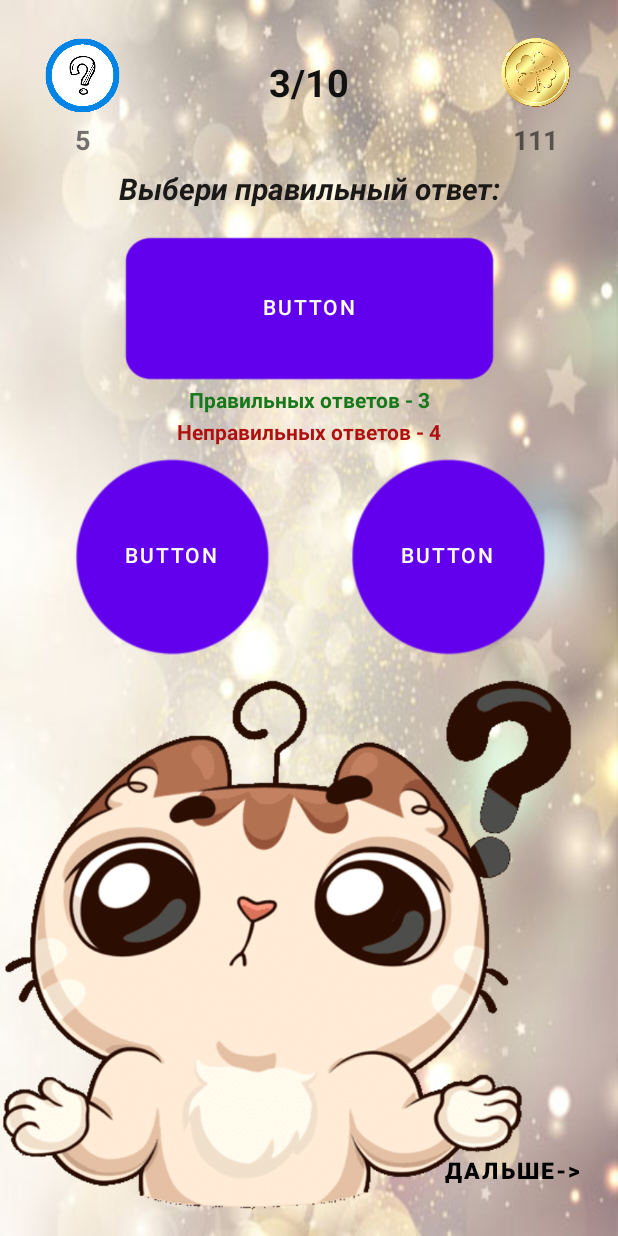
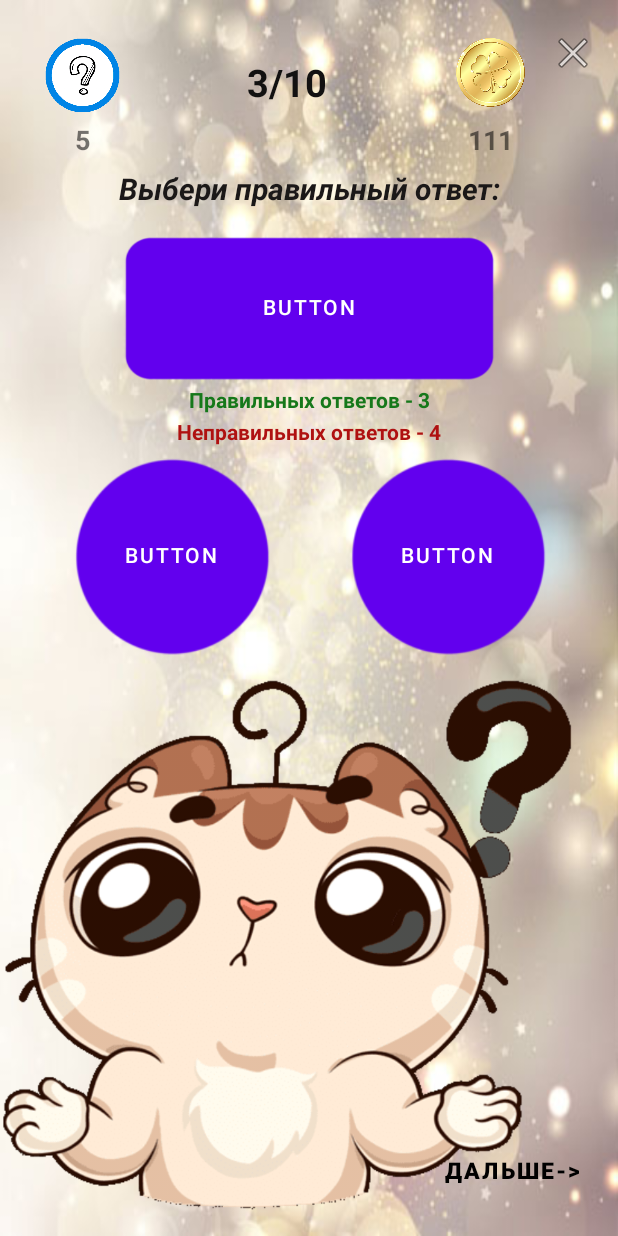
Before and after one commit to CrazyKISSs/KotLast, an Android app: the MainActivity3_test screen opened directly, with no data from a screen before it, on a phone screen of 412 x 824 dp. Run offline under Robolectric (Android 15) with nearby library versions, the phone set to English and light mode, and no system bars; Roboto replaces fonts that are not available here; 1 statement that could not run was skipped.

```diff
--- a/app/src/main/java/ru/krisproject/kotucheniy2/MainActivity3_test.java
+++ b/app/src/main/java/ru/krisproject/kotucheniy2/MainActivity3_test.java
@@ -1,14 +1,29 @@
 package ru.krisproject.kotucheniy2;
 
+import android.content.Intent;
 import android.os.Bundle;
+import android.view.View;
+import android.widget.Button;
 
 import androidx.appcompat.app.AppCompatActivity;
 
 public class MainActivity3_test extends AppCompatActivity {
 
+    Button back_from_test;
+
     @Override
     protected void onCreate(Bundle savedInstanceState) {
         super.onCreate(savedInstanceState);
         setContentView(R.layout.activity_main_activity3_test);
+        back_from_test = findViewById(R.id.button_main_start);
+        back_from_test.setOnClickListener(new View.OnClickListener() {
+            @Override
+            public void onClick(View v) {
+                Intent intent = new Intent(MainActivity3_test.this, MainActivity2.class);
+                startActivity(intent);
+            }
+        });
     }
+
+
 }
--- a/app/src/main/res/layout/activity_main2.xml
+++ b/app/src/main/res/layout/activity_main2.xml
@@ -67,7 +67,7 @@
             android:layout_height="127dp">
 
             <ImageButton
-                android:id="@+id/imageButton4"
+                android:id="@+id/level_1"
                 android:layout_width="85sp"
                 android:layout_height="85sp"
                 android:backgroundTint="@android:color/transparent"
--- a/app/src/main/res/layout/activity_main_activity3_test.xml
+++ b/app/src/main/res/layout/activity_main_activity3_test.xml
@@ -12,7 +12,7 @@
         android:layout_width="wrap_content"
         android:layout_height="wrap_content"
         android:layout_marginTop="5dp"
-        android:layout_marginEnd="40dp"
+        android:layout_marginEnd="70dp"
         android:text="111"
         android:textSize="18sp"
         android:textStyle="bold"
@@ -26,7 +26,7 @@
         android:layout_width="50sp"
         android:layout_height="50sp"
         android:layout_marginTop="25dp"
-        android:layout_marginEnd="30dp"
+        android:layout_marginEnd="60dp"
         app:layout_constraintEnd_toEndOf="parent"
         app:layout_constraintHorizontal_bias="1.0"
         app:layout_constraintStart_toStartOf="parent"
@@ -182,4 +182,18 @@
         app:layout_constraintStart_toStartOf="parent"
         app:layout_constraintTop_toBottomOf="@+id/textView7" />
 
+    <ImageButton
+        android:id="@+id/back_from_test"
+        android:layout_width="0dp"
+        android:layout_height="0dp"
+        android:layout_marginTop="2dp"
+        android:layout_marginBottom="232dp"
+        android:backgroundTint="@color/transparent"
+        android:contentDescription="выйти"
+        app:layout_constraintBottom_toTopOf="@+id/button3"
+        app:layout_constraintEnd_toEndOf="parent"
+        app:layout_constraintStart_toEndOf="@+id/imageView3"
+        app:layout_constraintTop_toTopOf="parent"
+        app:srcCompat="@android:drawable/ic_menu_close_clear_cancel" />
+
 </androidx.constraintlayout.widget.ConstraintLayout>
```
Also changed, not shown: app/src/main/java/ru/krisproject/kotucheniy2/MainActivity2.java (+14 -0 lines).
